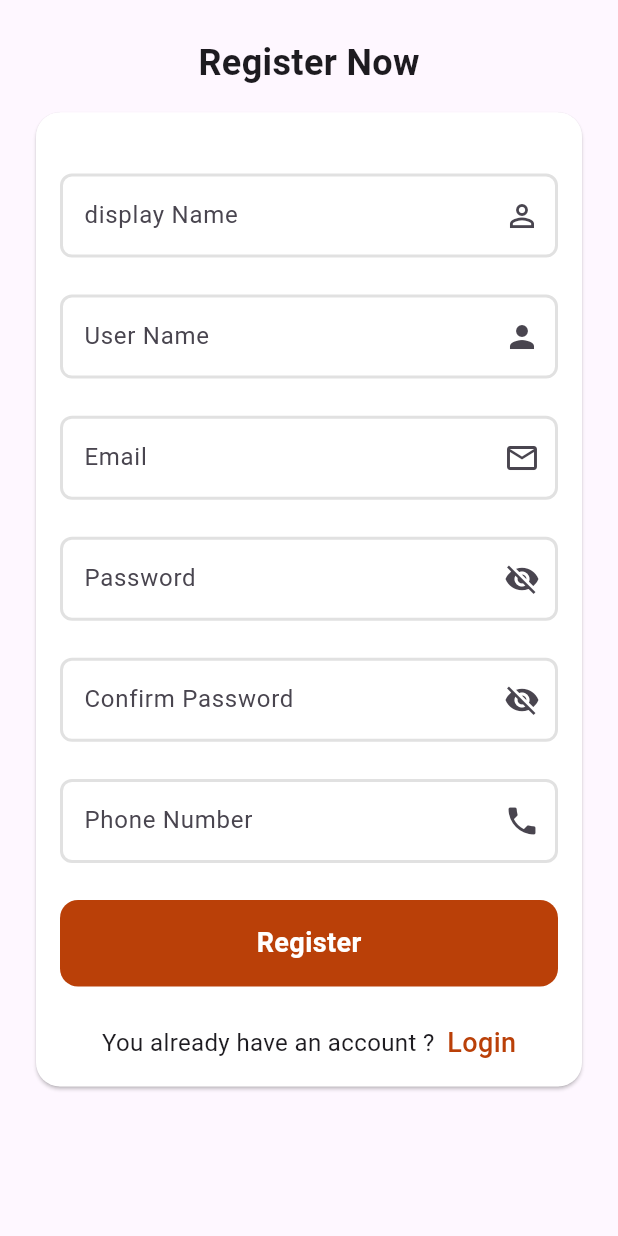
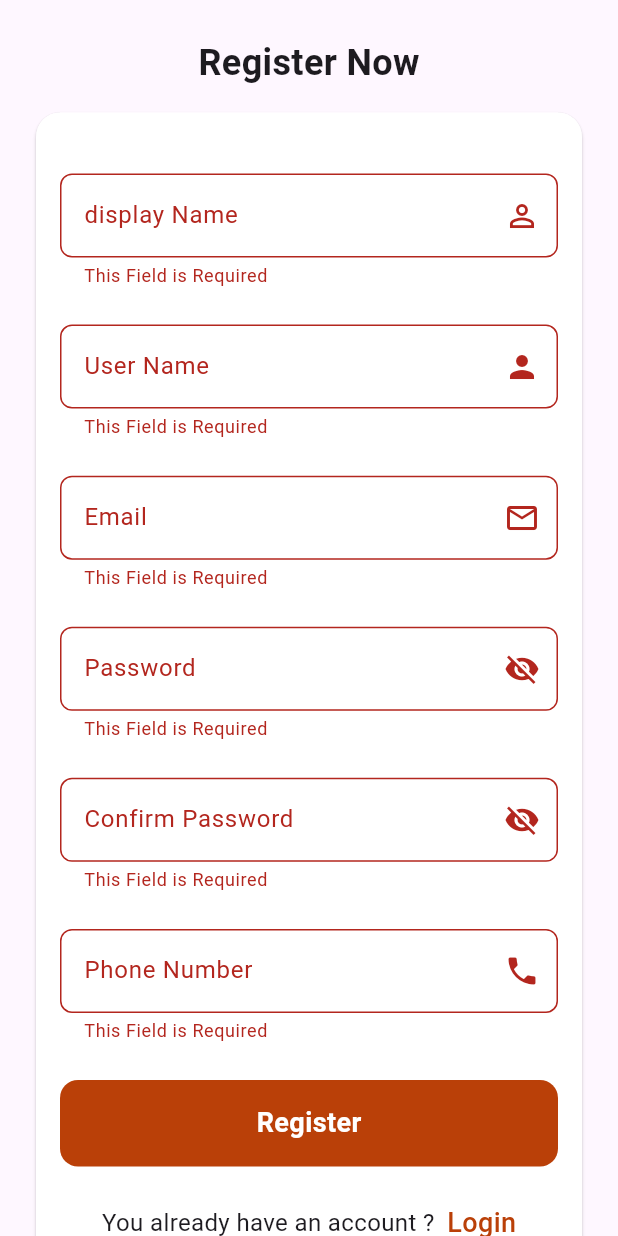
Before and after one commit to abdelrhman20500/handora_e_commerce, a Flutter app: the screen it shows after launch, after a tap on "Register", on a phone screen of 412 x 824 dp. Run offline on Flutter 3.47's test engine with Material 3 defaults, Android fonts, the phone set to English and light mode, and no system bars; our stand-ins replace dio, equatable, flutter_bloc, google_nav_bar.

Commit message:
Finished Register Screen

```diff
--- a/lib/Features/Auth/domain/repo/auth_repo.dart
+++ b/lib/Features/Auth/domain/repo/auth_repo.dart
@@ -1,5 +1,18 @@
+import 'package:equatable/equatable.dart';
 import 'package:handora_e_commerce/Features/Auth/data/model/login_model.dart';
 
 abstract class AuthRepo {
   Future<LoginModel> userLogin({required String email, required String password});
+  Future<LoginModel> userRegister(RegisterParameters parameters);
 }
+
+class RegisterParameters extends Equatable {
+  final Map<String, dynamic> data;
+
+  const RegisterParameters(this.data);
+
+  @override
+  List<Object?> get props => [
+    data,
+  ];
+}
--- /dev/null
+++ b/lib/Features/Auth/domain/use_case/register_use_case.dart
@@ -0,0 +1,10 @@
+import '../../data/model/login_model.dart';
+import '../repo/auth_repo.dart';
+
+class RegisterUseCase{
+  final AuthRepo authRepo;
+  RegisterUseCase(this.authRepo);
+  Future<LoginModel> call(RegisterParameters parameters) async {
+    return await authRepo.userRegister(parameters);
+  }
+}
--- /dev/null
+++ b/lib/Features/Auth/presentation/view_model/register_cubit/register_state.dart
@@ -0,0 +1,18 @@
+import 'package:handora_e_commerce/Features/Auth/data/model/login_model.dart';
+
+abstract class RegisterState {}
+
+final class RegisterInitial extends RegisterState {}
+
+final class RegisterLoading extends RegisterState {}
+
+final class RegisterSuccess extends RegisterState {
+  final LoginModel model;
+
+  RegisterSuccess({required this.model});
+}
+
+final class RegisterFailure extends RegisterState {
+  final String errMessage;
+  RegisterFailure(this.errMessage);
+}
--- a/lib/Features/Auth/presentation/views/register_screen.dart
+++ b/lib/Features/Auth/presentation/views/register_screen.dart
@@ -1,22 +1,59 @@
+import 'package:dio/dio.dart';
 import 'package:flutter/material.dart';
+import 'package:flutter_bloc/flutter_bloc.dart';
+import 'package:handora_e_commerce/Core/function/api_service.dart';
+import 'package:handora_e_commerce/Features/Auth/data/repo/auth_repo_impl.dart';
+import 'package:handora_e_commerce/Features/Auth/domain/use_case/register_use_case.dart';
+import 'package:handora_e_commerce/Features/Auth/presentation/view_model/register_cubit/register_cubit.dart';
+import 'package:handora_e_commerce/Features/Auth/presentation/view_model/register_cubit/register_state.dart';
 import 'package:handora_e_commerce/Features/Auth/presentation/views/widgets/custom_text_button.dart';
 import 'package:handora_e_commerce/Features/Auth/presentation/views/widgets/custom_text_field.dart';
-
 import '../../../../Core/utilis/app_color.dart';
+import '../../../../Core/utilis/error_dialog.dart';
+import '../../../../Core/utilis/loading_dialog.dart';
+import '../../../../Core/utilis/success_dialog.dart';
+import '../../../Home/presentation/views/home_screen.dart';
 import 'login_screen.dart';
 
 class RegisterScreen extends StatelessWidget {
-  const RegisterScreen({super.key});
+   RegisterScreen({super.key});
 
   static const String routeName= "RegisterScreen";
-
+  final TextEditingController emailController = TextEditingController();
+  final TextEditingController passwordController = TextEditingController();
+  final TextEditingController confirmPasswordController = TextEditingController();
+  final TextEditingController phoneController = TextEditingController();
+   final TextEditingController userNameController = TextEditingController();
+   final TextEditingController displayNameController = TextEditingController();
+  final  GlobalKey<FormState> formKey = GlobalKey<FormState>();
 
   @override
   Widget build(BuildContext context) {
     var height= MediaQuery.of(context).size.height;
     return Scaffold(
-      body: SafeArea(
+      body: BlocProvider(
+        create: (context) => RegisterCubit(RegisterUseCase(AuthRepoImpl(apiService: ApiService(Dio(),),),),),
+        child: BlocConsumer<RegisterCubit, RegisterState>(
+          listener: (context, state) {
+            if (state is RegisterLoading) {
+              // You can show a loading indicator or message here
+              showLoadingDialog(context);
+            } else if (state is RegisterFailure) {
+              // print(state.errMessage);
+              showErrorDialog(context, state.errMessage);
+            } else if (state is RegisterSuccess) {
+              closeLoadingDialog(context);
+              showSuccessDialog(context, "Register Successfully");
+              Navigator.pushNamed(context, HomeScreen.routeName);
+              // print(state.authLogin.token); // Adjust based on your response structure
+              // Navigate to the next screen or show success message
+            }
+          },
+          builder: (context, state) {
+            return SafeArea(
               child: SingleChildScrollView(
+                child: Form(
+                  key: formKey,
                   child: Column(
                     children: [
                       SizedBox(height: height*0.03,),
@@ -33,19 +70,19 @@ class RegisterScreen extends StatelessWidget {
                           child: Column(
                             children: [
                               SizedBox(height: height*0.03,),
-                      const CustomTextField(labelText: "display Name",keyboardType: TextInputType.text,suffixIcon: Icon(Icons.person_outline),),
+                              CustomTextField(labelText: "display Name",controller: displayNameController,keyboardType: TextInputType.text,suffixIcon: const Icon(Icons.person_outline),),
                               SizedBox(height: height*0.03,),
-                      const CustomTextField(labelText: "User Name",keyboardType: TextInputType.text,suffixIcon: Icon(Icons.person),),
+                              CustomTextField(labelText: "User Name",keyboardType: TextInputType.text,controller: userNameController,suffixIcon: const Icon(Icons.person),),
                               SizedBox(height: height*0.03,),
-                      const CustomTextField(labelText: "Email",keyboardType: TextInputType.emailAddress,suffixIcon: Icon(Icons.email_outlined),),
+                              CustomTextField(labelText: "Email",keyboardType: TextInputType.emailAddress,controller: emailController, suffixIcon: const Icon(Icons.email_outlined),),
                               SizedBox(height: height*0.03,),
-                      CustomTextField(labelText: "Password",isSecure: true,keyboardType: TextInputType.text,
+                              CustomTextField(labelText: "Password",isSecure: false,controller: passwordController,keyboardType: TextInputType.text,
                                 suffixIcon: IconButton(onPressed: (){}, icon: const Icon(Icons.visibility_off)),),
                               SizedBox(height: height*0.03,),
-                      CustomTextField(labelText: "Confirm Password",isSecure: true,keyboardType: TextInputType.text,
+                              CustomTextField(labelText: "Confirm Password",isSecure: false,keyboardType: TextInputType.text,controller: confirmPasswordController,
                                 suffixIcon: IconButton(onPressed: (){}, icon: const Icon(Icons.visibility_off)),),
                               SizedBox(height: height*0.03,),
-                      const CustomTextField(labelText: "Phone Number",keyboardType: TextInputType.number,suffixIcon: Icon(Icons.phone),),
+                              CustomTextField(labelText: "Phone Number",keyboardType: TextInputType.number,controller: phoneController, suffixIcon: const Icon(Icons.phone),),
                               SizedBox(height: height*0.03,),
                               Container(
                                   height: height*0.07,
@@ -54,7 +91,20 @@ class RegisterScreen extends StatelessWidget {
                                       color: AppColors.kPrimaryColor,
                                       borderRadius: BorderRadius.circular(12)
                                   ),
-                          child: Center(child: CustomTextButton(text: "Register",color: AppColors.kWhiteColor, onTab: (){},))),
+                                  child: Center(child: CustomTextButton(text: "Register",color: AppColors.kWhiteColor, onTab: ()
+                                  {
+                                    if(formKey.currentState!.validate()){
+                                      BlocProvider.of<RegisterCubit>(context).userRegister(
+                                          emailController.text,
+                                          passwordController.text,
+                                          confirmPasswordController.text,
+                                          phoneController.text,
+                                          userNameController.text,
+                                          displayNameController.text
+                                      );
+                                    }
+                                  },),
+                                  ),),
                               SizedBox(height: height*0.03,),
                               Row(
                                 mainAxisAlignment: MainAxisAlignment.center,
@@ -77,5 +127,9 @@ class RegisterScreen extends StatelessWidget {
                 ),
               ),
             );
+          },
+        ),
+      ),
+    );
   }
 }
--- a/lib/main.dart
+++ b/lib/main.dart
@@ -17,7 +17,7 @@ class MyApp extends StatelessWidget {
       debugShowCheckedModeBanner: false,
       routes: {
         LoginScreen.routeName:(_)=> const LoginScreen(),
-        RegisterScreen.routeName:(_)=>const RegisterScreen(),
+        RegisterScreen.routeName:(_)=> RegisterScreen(),
         ForgetPassword.routeName:(_)=>const ForgetPassword(),
         HomeScreen.routeName:(_)=>HomeScreen(),
       },
--- a/pubspec.yaml
+++ b/pubspec.yaml
@@ -39,6 +39,7 @@ dependencies:
   cupertino_icons: ^1.0.8
   dartz: ^0.10.1
   dio: ^5.8.0+1
+  equatable: ^2.0.7
 
 dev_dependencies:
   flutter_test:
```
Also changed, not shown: lib/Features/Auth/data/repo/auth_repo_impl.dart (+11 -0 lines), lib/Features/Auth/presentation/view_model/register_cubit/register_cubit.dart (added, +30 -0 lines), pubspec.lock. Lines whose indentation alone changed are shown as unchanged.
